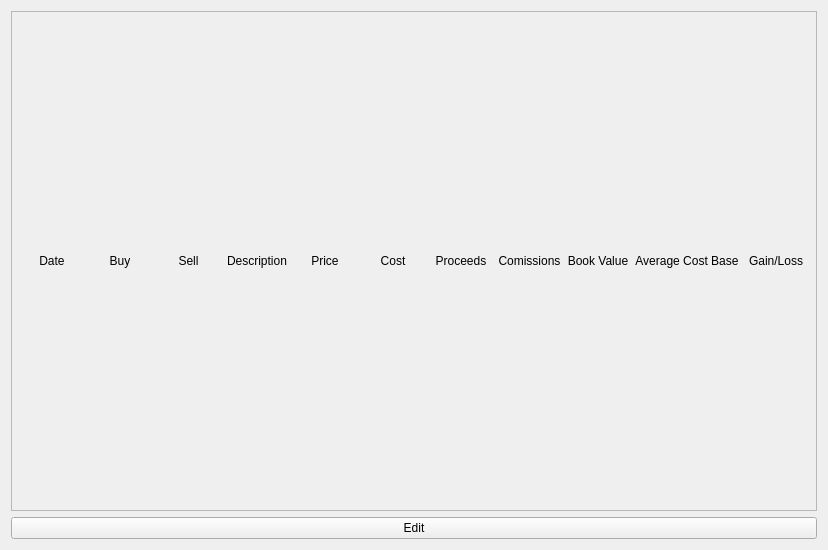
Above: GainLossCalculator/TransactionScreen/transactionscreen.ui from w-ge/Gain-Loss-Calculator before the change. Below: the same form after it.
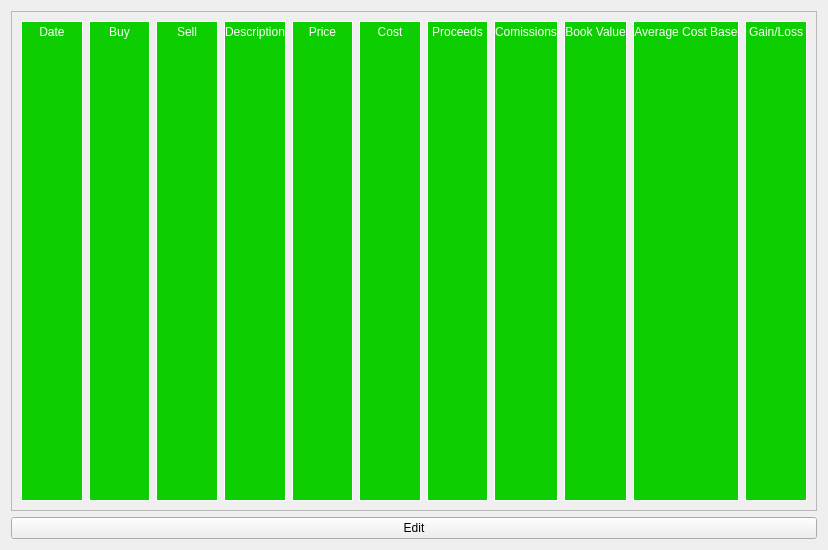
That is the form after the change.

```diff
--- a/GainLossCalculator/TransactionScreen/transactionscreen.ui
+++ b/GainLossCalculator/TransactionScreen/transactionscreen.ui
@@ -31,6 +31,9 @@
       <layout class="QGridLayout" name="gridLayout">
        <item row="0" column="0">
         <layout class="QGridLayout" name="transactions">
+         <property name="verticalSpacing">
+          <number>30</number>
+         </property>
          <item row="0" column="6">
           <widget class="QLabel" name="label_7">
            <property name="minimumSize">
@@ -39,11 +42,16 @@
              <height>30</height>
             </size>
            </property>
+           <property name="styleSheet">
+            <string notr="true">background-color: rgb(13, 206, 0);
+color: rgb(255, 255, 255);
+border: 1px solid white;</string>
+           </property>
            <property name="text">
             <string>Proceeds</string>
            </property>
            <property name="alignment">
-            <set>Qt::AlignCenter</set>
+            <set>Qt::AlignHCenter|Qt::AlignTop</set>
            </property>
           </widget>
          </item>
@@ -55,11 +63,16 @@
              <height>30</height>
             </size>
            </property>
+           <property name="styleSheet">
+            <string notr="true">background-color: rgb(13, 206, 0);
+color: rgb(255, 255, 255);
+border: 1px solid white;</string>
+           </property>
            <property name="text">
             <string>Date</string>
            </property>
            <property name="alignment">
-            <set>Qt::AlignCenter</set>
+            <set>Qt::AlignHCenter|Qt::AlignTop</set>
            </property>
           </widget>
          </item>
@@ -71,11 +84,16 @@
              <height>30</height>
             </size>
            </property>
+           <property name="styleSheet">
+            <string notr="true">background-color: rgb(13, 206, 0);
+color: rgb(255, 255, 255);
+border: 1px solid white;</string>
+           </property>
            <property name="text">
             <string>Description</string>
            </property>
            <property name="alignment">
-            <set>Qt::AlignCenter</set>
+            <set>Qt::AlignHCenter|Qt::AlignTop</set>
            </property>
           </widget>
          </item>
@@ -87,11 +105,16 @@
              <height>30</height>
             </size>
            </property>
+           <property name="styleSheet">
+            <string notr="true">background-color: rgb(13, 206, 0);
+color: rgb(255, 255, 255);
+border: 1px solid white;</string>
+           </property>
            <property name="text">
             <string>Sell</string>
            </property>
            <property name="alignment">
-            <set>Qt::AlignCenter</set>
+            <set>Qt::AlignHCenter|Qt::AlignTop</set>
            </property>
           </widget>
          </item>
@@ -103,11 +126,16 @@
              <height>30</height>
             </size>
            </property>
+           <property name="styleSheet">
+            <string notr="true">background-color: rgb(13, 206, 0);
+color: rgb(255, 255, 255);
+border: 1px solid white;</string>
+           </property>
            <property name="text">
             <string>Book Value</string>
            </property>
            <property name="alignment">
-            <set>Qt::AlignCenter</set>
+            <set>Qt::AlignHCenter|Qt::AlignTop</set>
            </property>
           </widget>
          </item>
@@ -119,11 +147,16 @@
              <height>30</height>
             </size>
            </property>
+           <property name="styleSheet">
+            <string notr="true">background-color: rgb(13, 206, 0);
+color: rgb(255, 255, 255);
+border: 1px solid white;</string>
+           </property>
            <property name="text">
             <string>Average Cost Base</string>
            </property>
            <property name="alignment">
-            <set>Qt::AlignCenter</set>
+            <set>Qt::AlignHCenter|Qt::AlignTop</set>
            </property>
           </widget>
          </item>
@@ -135,11 +168,16 @@
              <height>30</height>
             </size>
            </property>
+           <property name="styleSheet">
+            <string notr="true">background-color: rgb(13, 206, 0);
+color: rgb(255, 255, 255);
+border: 1px solid white;</string>
+           </property>
            <property name="text">
             <string>Comissions</string>
            </property>
            <property name="alignment">
-            <set>Qt::AlignCenter</set>
+            <set>Qt::AlignHCenter|Qt::AlignTop</set>
            </property>
           </widget>
          </item>
@@ -151,11 +189,16 @@
              <height>30</height>
             </size>
            </property>
+           <property name="styleSheet">
+            <string notr="true">background-color: rgb(13, 206, 0);
+color: rgb(255, 255, 255);
+border: 1px solid white;</string>
+           </property>
            <property name="text">
             <string>Cost</string>
            </property>
            <property name="alignment">
-            <set>Qt::AlignCenter</set>
+            <set>Qt::AlignHCenter|Qt::AlignTop</set>
            </property>
           </widget>
          </item>
@@ -167,11 +210,16 @@
              <height>30</height>
             </size>
            </property>
+           <property name="styleSheet">
+            <string notr="true">background-color: rgb(13, 206, 0);
+color: rgb(255, 255, 255);
+border: 1px solid white;</string>
+           </property>
            <property name="text">
             <string>Price</string>
            </property>
            <property name="alignment">
-            <set>Qt::AlignCenter</set>
+            <set>Qt::AlignHCenter|Qt::AlignTop</set>
            </property>
           </widget>
          </item>
@@ -183,21 +231,37 @@
              <height>30</height>
             </size>
            </property>
+           <property name="styleSheet">
+            <string notr="true">background-color: rgb(13, 206, 0);
+color: rgb(255, 255, 255);
+border: 1px solid white;</string>
+           </property>
            <property name="text">
             <string>Buy</string>
            </property>
            <property name="alignment">
-            <set>Qt::AlignCenter</set>
+            <set>Qt::AlignHCenter|Qt::AlignTop</set>
            </property>
           </widget>
          </item>
          <item row="0" column="10">
-          <widget class="QLabel" name="label_11">
+          <widget class="QLabel" name="gainLoss">
+           <property name="minimumSize">
+            <size>
+             <width>0</width>
+             <height>30</height>
+            </size>
+           </property>
+           <property name="styleSheet">
+            <string notr="true">background-color: rgb(13, 206, 0);
+color: rgb(255, 255, 255);
+border: 1px solid white;</string>
+           </property>
            <property name="text">
             <string>Gain/Loss</string>
            </property>
            <property name="alignment">
-            <set>Qt::AlignCenter</set>
+            <set>Qt::AlignHCenter|Qt::AlignTop</set>
            </property>
           </widget>
          </item>
```
Left out of the diff: 20 changed lines with no effect on the pictures.
